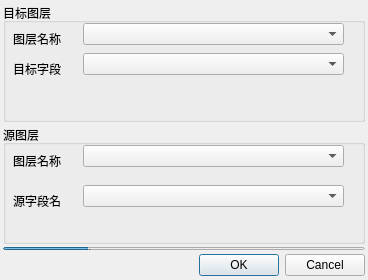
Qt form src/plugin_easyquery/src/ui/qgsDataInqueryDialogBase.ui (lozpeng/qgis_plugins) before a commit.
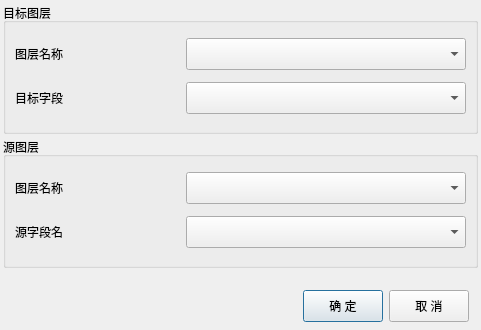
The same form after that commit.

Diff of the .ui file:
```diff
--- a/src/plugin_easyquery/src/ui/qgsDataInqueryDialogBase.ui
+++ b/src/plugin_easyquery/src/ui/qgsDataInqueryDialogBase.ui
@@ -6,20 +6,20 @@
    <rect>
     <x>0</x>
     <y>0</y>
-    <width>368</width>
-    <height>280</height>
+    <width>481</width>
+    <height>330</height>
    </rect>
   </property>
   <property name="minimumSize">
    <size>
-    <width>368</width>
-    <height>280</height>
+    <width>380</width>
+    <height>330</height>
    </size>
   </property>
   <property name="maximumSize">
    <size>
-    <width>368</width>
-    <height>280</height>
+    <width>16777215</width>
+    <height>16777215</height>
    </size>
   </property>
   <property name="windowTitle">
@@ -46,50 +46,21 @@
      <property name="title">
       <string>目标图层</string>
      </property>
+     <layout class="QGridLayout" name="gridLayout">
+      <item row="0" column="0">
      <widget class="QLabel" name="label">
-      <property name="geometry">
-       <rect>
-        <x>10</x>
-        <y>30</y>
-        <width>54</width>
-        <height>12</height>
-       </rect>
-      </property>
       <property name="text">
        <string>图层名称</string>
       </property>
      </widget>
-     <widget class="QComboBox" name="mComboTargetField">
-      <property name="geometry">
-       <rect>
-        <x>80</x>
-        <y>50</y>
-        <width>261</width>
-        <height>22</height>
-       </rect>
-      </property>
-     </widget>
-     <widget class="QLabel" name="label_2">
-      <property name="geometry">
-       <rect>
-        <x>10</x>
-        <y>60</y>
-        <width>54</width>
-        <height>12</height>
-       </rect>
-      </property>
-      <property name="text">
-       <string>目标字段</string>
-      </property>
-     </widget>
+      </item>
+      <item row="0" column="1">
      <widget class="QComboBox" name="mComboTargetLyr">
-      <property name="geometry">
-       <rect>
-        <x>80</x>
-        <y>20</y>
-        <width>261</width>
-        <height>22</height>
-       </rect>
+        <property name="minimumSize">
+         <size>
+          <width>280</width>
+          <height>32</height>
+         </size>
       </property>
       <property name="editable">
        <bool>false</bool>
@@ -98,131 +69,132 @@
        <string>选择需要获取数据的图层</string>
       </property>
      </widget>
+      </item>
+      <item row="1" column="0">
+       <widget class="QLabel" name="label_2">
+        <property name="text">
+         <string>目标字段</string>
+        </property>
+       </widget>
+      </item>
+      <item row="1" column="1">
+       <widget class="QComboBox" name="mComboTargetField">
+        <property name="minimumSize">
+         <size>
+          <width>0</width>
+          <height>32</height>
+         </size>
+        </property>
+       </widget>
+      </item>
+     </layout>
     </widget>
    </item>
    <item>
     <widget class="QGroupBox" name="groupBox_2">
+     <property name="minimumSize">
+      <size>
+       <width>360</width>
+       <height>110</height>
+      </size>
+     </property>
      <property name="title">
       <string>源图层</string>
      </property>
-     <widget class="QComboBox" name="mComboSrcLyr">
-      <property name="geometry">
-       <rect>
-        <x>80</x>
-        <y>20</y>
-        <width>261</width>
-        <height>22</height>
-       </rect>
-      </property>
-     </widget>
-     <widget class="QComboBox" name="mComboSrcField">
-      <property name="geometry">
-       <rect>
-        <x>80</x>
-        <y>60</y>
-        <width>261</width>
-        <height>22</height>
-       </rect>
-      </property>
-     </widget>
+     <layout class="QGridLayout" name="gridLayout_2">
+      <item row="0" column="0">
      <widget class="QLabel" name="label_3">
-      <property name="geometry">
-       <rect>
-        <x>10</x>
-        <y>30</y>
-        <width>54</width>
-        <height>12</height>
-       </rect>
-      </property>
       <property name="text">
        <string>图层名称</string>
       </property>
      </widget>
+      </item>
+      <item row="0" column="1">
+       <widget class="QComboBox" name="mComboSrcLyr">
+        <property name="minimumSize">
+         <size>
+          <width>280</width>
+          <height>32</height>
+         </size>
+        </property>
+       </widget>
+      </item>
+      <item row="1" column="0">
      <widget class="QLabel" name="label_4">
-      <property name="geometry">
-       <rect>
-        <x>10</x>
-        <y>70</y>
-        <width>54</width>
-        <height>12</height>
-       </rect>
-      </property>
       <property name="text">
        <string>源字段名</string>
       </property>
      </widget>
+      </item>
+      <item row="1" column="1">
+       <widget class="QComboBox" name="mComboSrcField">
+        <property name="minimumSize">
+         <size>
+          <width>0</width>
+          <height>32</height>
+         </size>
+        </property>
+       </widget>
+      </item>
+     </layout>
     </widget>
    </item>
    <item>
-    <widget class="QProgressBar" name="mProgressBar">
+    <widget class="QWidget" name="widget" native="true">
      <property name="minimumSize">
       <size>
        <width>0</width>
-       <height>3</height>
+       <height>56</height>
       </size>
      </property>
      <property name="maximumSize">
       <size>
        <width>16777215</width>
-       <height>3</height>
+       <height>42</height>
       </size>
      </property>
-     <property name="value">
-      <number>24</number>
-     </property>
-     <property name="textVisible">
-      <bool>false</bool>
-     </property>
-    </widget>
-   </item>
+     <layout class="QHBoxLayout" name="horizontalLayout">
    <item>
-    <layout class="QHBoxLayout" name="_2">
-     <property name="spacing">
-      <number>6</number>
-     </property>
-     <property name="sizeConstraint">
-      <enum>QLayout::SetFixedSize</enum>
-     </property>
-     <property name="leftMargin">
-      <number>0</number>
-     </property>
-     <property name="topMargin">
-      <number>0</number>
-     </property>
-     <property name="rightMargin">
-      <number>0</number>
-     </property>
-     <property name="bottomMargin">
-      <number>0</number>
-     </property>
-     <item>
-      <spacer name="spacer">
+       <spacer name="horizontalSpacer">
        <property name="orientation">
         <enum>Qt::Horizontal</enum>
        </property>
        <property name="sizeHint" stdset="0">
         <size>
-         <width>131</width>
-         <height>24</height>
+          <width>40</width>
+          <height>20</height>
         </size>
        </property>
       </spacer>
      </item>
      <item>
-      <widget class="QPushButton" name="okButton">
+       <widget class="QPushButton" name="pbOk">
+        <property name="minimumSize">
+         <size>
+          <width>0</width>
+          <height>32</height>
+         </size>
+        </property>
        <property name="text">
-        <string>OK</string>
+         <string>确 定</string>
        </property>
       </widget>
      </item>
      <item>
-      <widget class="QPushButton" name="cancelButton">
+       <widget class="QPushButton" name="pbCancel">
+        <property name="minimumSize">
+         <size>
+          <width>0</width>
+          <height>32</height>
+         </size>
+        </property>
        <property name="text">
-        <string>Cancel</string>
+         <string>取 消</string>
        </property>
       </widget>
      </item>
     </layout>
+    </widget>
    </item>
   </layout>
  </widget>
```
Left out of the diff: 35 changed lines with no effect on the pictures. Lines whose indentation alone changed are shown as unchanged.
